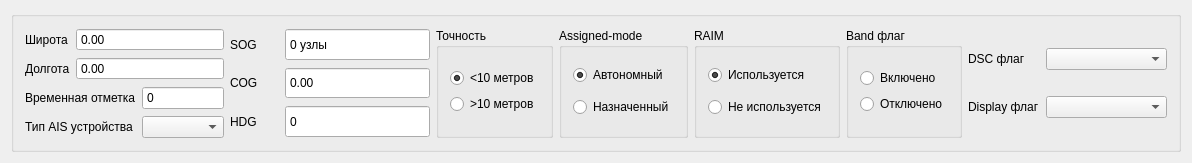
This is AIS/ui/ClassB/Type18Simulator.ui in Jomart02/NaviSimulators as Qt 5 draws it before an edit. The edited form follows.
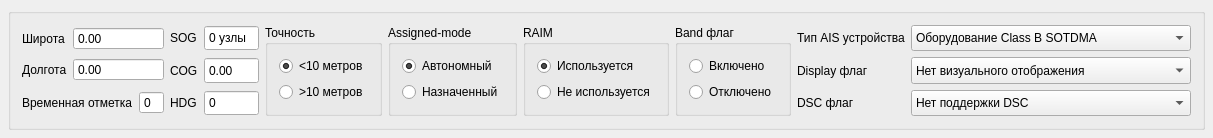
This is the edited form.

Commit message: WIP: сделана вкладка Class B с type18, type19

Patch:
```diff
--- a/AIS/ui/ClassB/Type18Simulator.ui
+++ b/AIS/ui/ClassB/Type18Simulator.ui
@@ -6,8 +6,8 @@
    <rect>
     <x>0</x>
     <y>0</y>
-    <width>1192</width>
-    <height>163</height>
+    <width>1200</width>
+    <height>138</height>
    </rect>
   </property>
   <property name="contextMenuPolicy">
@@ -19,31 +19,27 @@
   <property name="statusTip">
    <string>0</string>
   </property>
-  <layout class="QGridLayout" name="gridLayout_5">
+  <layout class="QGridLayout" name="gridLayout_3">
+   <property name="leftMargin">
+    <number>8</number>
+   </property>
+   <property name="topMargin">
+    <number>8</number>
+   </property>
+   <property name="rightMargin">
+    <number>8</number>
+   </property>
+   <property name="bottomMargin">
+    <number>8</number>
+   </property>
    <item row="0" column="1">
     <widget class="QGroupBox" name="groupBox">
      <property name="title">
       <string/>
      </property>
-     <layout class="QGridLayout" name="gridLayout_7">
+     <layout class="QGridLayout" name="gridLayout" columnstretch="2,1,1,1,1,1,1">
       <item row="0" column="0">
-       <layout class="QGridLayout" name="gridLayout" rowstretch="0,0" columnstretch="0,3">
-        <item row="0" column="1">
-         <widget class="QDoubleSpinBox" name="doubleSpinBox_Lat">
-          <property name="enabled">
-           <bool>true</bool>
-          </property>
-          <property name="sizePolicy">
-           <sizepolicy hsizetype="Preferred" vsizetype="Preferred">
-            <horstretch>0</horstretch>
-            <verstretch>0</verstretch>
-           </sizepolicy>
-          </property>
-          <property name="buttonSymbols">
-           <enum>QAbstractSpinBox::NoButtons</enum>
-          </property>
-         </widget>
-        </item>
+       <layout class="QGridLayout" name="gridLayout_7">
         <item row="0" column="0">
          <widget class="QLabel" name="label_2">
           <property name="sizePolicy">
@@ -57,6 +53,22 @@
           </property>
          </widget>
         </item>
+        <item row="0" column="1">
+         <widget class="QDoubleSpinBox" name="doubleSpinBox_Lat">
+          <property name="enabled">
+           <bool>true</bool>
+          </property>
+          <property name="sizePolicy">
+           <sizepolicy hsizetype="Preferred" vsizetype="Maximum">
+            <horstretch>0</horstretch>
+            <verstretch>0</verstretch>
+           </sizepolicy>
+          </property>
+          <property name="buttonSymbols">
+           <enum>QAbstractSpinBox::NoButtons</enum>
+          </property>
+         </widget>
+        </item>
         <item row="1" column="0">
          <widget class="QLabel" name="label">
           <property name="sizePolicy">
@@ -73,7 +85,7 @@
         <item row="1" column="1">
          <widget class="QDoubleSpinBox" name="doubleSpinBox_Lon">
           <property name="sizePolicy">
-           <sizepolicy hsizetype="Preferred" vsizetype="Preferred">
+           <sizepolicy hsizetype="Preferred" vsizetype="Maximum">
             <horstretch>0</horstretch>
             <verstretch>0</verstretch>
            </sizepolicy>
@@ -113,7 +125,7 @@
         <item row="0" column="1">
          <widget class="QSpinBox" name="spinBox_SOG">
           <property name="sizePolicy">
-           <sizepolicy hsizetype="Preferred" vsizetype="Preferred">
+           <sizepolicy hsizetype="Minimum" vsizetype="Preferred">
             <horstretch>0</horstretch>
             <verstretch>0</verstretch>
            </sizepolicy>
@@ -175,6 +187,12 @@
       </item>
       <item row="0" column="2" rowspan="2">
        <widget class="QGroupBox" name="groupBox_2">
+        <property name="sizePolicy">
+         <sizepolicy hsizetype="Maximum" vsizetype="Preferred">
+          <horstretch>0</horstretch>
+          <verstretch>0</verstretch>
+         </sizepolicy>
+        </property>
         <property name="title">
          <string>Точность</string>
         </property>
@@ -205,6 +223,12 @@
       </item>
       <item row="0" column="3" rowspan="2">
        <widget class="QGroupBox" name="groupBox_5">
+        <property name="sizePolicy">
+         <sizepolicy hsizetype="Maximum" vsizetype="Preferred">
+          <horstretch>0</horstretch>
+          <verstretch>0</verstretch>
+         </sizepolicy>
+        </property>
         <property name="title">
          <string>Assigned-mode</string>
         </property>
@@ -231,6 +255,12 @@
       </item>
       <item row="0" column="4" rowspan="2">
        <widget class="QGroupBox" name="groupBox_4">
+        <property name="sizePolicy">
+         <sizepolicy hsizetype="Maximum" vsizetype="Preferred">
+          <horstretch>0</horstretch>
+          <verstretch>0</verstretch>
+         </sizepolicy>
+        </property>
         <property name="title">
          <string>RAIM</string>
         </property>
@@ -283,12 +313,25 @@
        </widget>
       </item>
       <item row="0" column="6" rowspan="2">
-       <layout class="QGridLayout" name="gridLayout_6" rowstretch="0,0" columnstretch="1,3">
-        <item row="0" column="0">
-         <widget class="QLabel" name="label_8">
-          <property name="text">
-           <string>DSC флаг</string>
+       <layout class="QGridLayout" name="gridLayout_6">
+        <item row="0" column="1">
+         <widget class="QComboBox" name="comboBox_aisType">
+          <property name="sizePolicy">
+           <sizepolicy hsizetype="Preferred" vsizetype="Preferred">
+            <horstretch>0</horstretch>
+            <verstretch>0</verstretch>
+           </sizepolicy>
           </property>
+          <item>
+           <property name="text">
+            <string>Оборудование Class B SOTDMA</string>
+           </property>
+          </item>
+          <item>
+           <property name="text">
+            <string>Оборудование Class B CS</string>
+           </property>
+          </item>
          </widget>
         </item>
         <item row="1" column="0">
@@ -298,37 +341,74 @@
           </property>
          </widget>
         </item>
-        <item row="0" column="1">
-         <widget class="QComboBox" name="comboBox_DSC">
-          <property name="sizePolicy">
-           <sizepolicy hsizetype="Preferred" vsizetype="Maximum">
-            <horstretch>0</horstretch>
-            <verstretch>0</verstretch>
-           </sizepolicy>
+        <item row="0" column="0">
+         <widget class="QLabel" name="label_7">
+          <property name="text">
+           <string>Тип AIS устройства</string>
           </property>
          </widget>
         </item>
         <item row="1" column="1">
          <widget class="QComboBox" name="comboBox_Disp">
           <property name="sizePolicy">
-           <sizepolicy hsizetype="Preferred" vsizetype="Maximum">
+           <sizepolicy hsizetype="Preferred" vsizetype="Preferred">
             <horstretch>0</horstretch>
             <verstretch>0</verstretch>
            </sizepolicy>
           </property>
+          <item>
+           <property name="text">
+            <string>Нет визуального отображения</string>
+           </property>
+          </item>
+          <item>
+           <property name="text">
+            <string>Есть отображение (возможно, ненадёжное)</string>
+           </property>
+          </item>
+         </widget>
+        </item>
+        <item row="2" column="0">
+         <widget class="QLabel" name="label_8">
+          <property name="text">
+           <string>DSC флаг</string>
+          </property>
+         </widget>
+        </item>
+        <item row="2" column="1">
+         <widget class="QComboBox" name="comboBox_DSC">
+          <property name="sizePolicy">
+           <sizepolicy hsizetype="Preferred" vsizetype="Preferred">
+            <horstretch>0</horstretch>
+            <verstretch>0</verstretch>
+           </sizepolicy>
+          </property>
+          <property name="maximumSize">
+           <size>
+            <width>16777215</width>
+            <height>16777215</height>
+           </size>
+          </property>
+          <item>
+           <property name="text">
+            <string>Нет поддержки DSC</string>
+           </property>
+          </item>
+          <item>
+           <property name="text">
+            <string>Устройство подключено к VHF-радио с DSC</string>
+           </property>
+          </item>
          </widget>
         </item>
        </layout>
       </item>
       <item row="1" column="0">
-       <layout class="QGridLayout" name="gridLayout_3" columnstretch="0,3">
-        <property name="verticalSpacing">
-         <number>6</number>
-        </property>
+       <layout class="QGridLayout" name="gridLayout_5">
         <item row="0" column="1">
          <widget class="QSpinBox" name="spinBox_TimeStamp">
           <property name="sizePolicy">
-           <sizepolicy hsizetype="Preferred" vsizetype="Preferred">
+           <sizepolicy hsizetype="Preferred" vsizetype="Maximum">
             <horstretch>0</horstretch>
             <verstretch>0</verstretch>
            </sizepolicy>
@@ -338,30 +418,19 @@
           </property>
          </widget>
         </item>
-        <item row="1" column="0">
-         <widget class="QLabel" name="label_7">
-          <property name="text">
-           <string>Тип AIS устройства</string>
-          </property>
-         </widget>
-        </item>
         <item row="0" column="0">
          <widget class="QLabel" name="label_6">
+          <property name="sizePolicy">
+           <sizepolicy hsizetype="Maximum" vsizetype="Preferred">
+            <horstretch>0</horstretch>
+            <verstretch>0</verstretch>
+           </sizepolicy>
+          </property>
           <property name="text">
            <string>Временная отметка</string>
           </property>
          </widget>
         </item>
-        <item row="1" column="1">
-         <widget class="QComboBox" name="comboBox">
-          <property name="sizePolicy">
-           <sizepolicy hsizetype="Preferred" vsizetype="Maximum">
-            <horstretch>0</horstretch>
-            <verstretch>0</verstretch>
-           </sizepolicy>
-          </property>
-         </widget>
-        </item>
        </layout>
       </item>
      </layout>
```
The commit also changes 13 other files.
